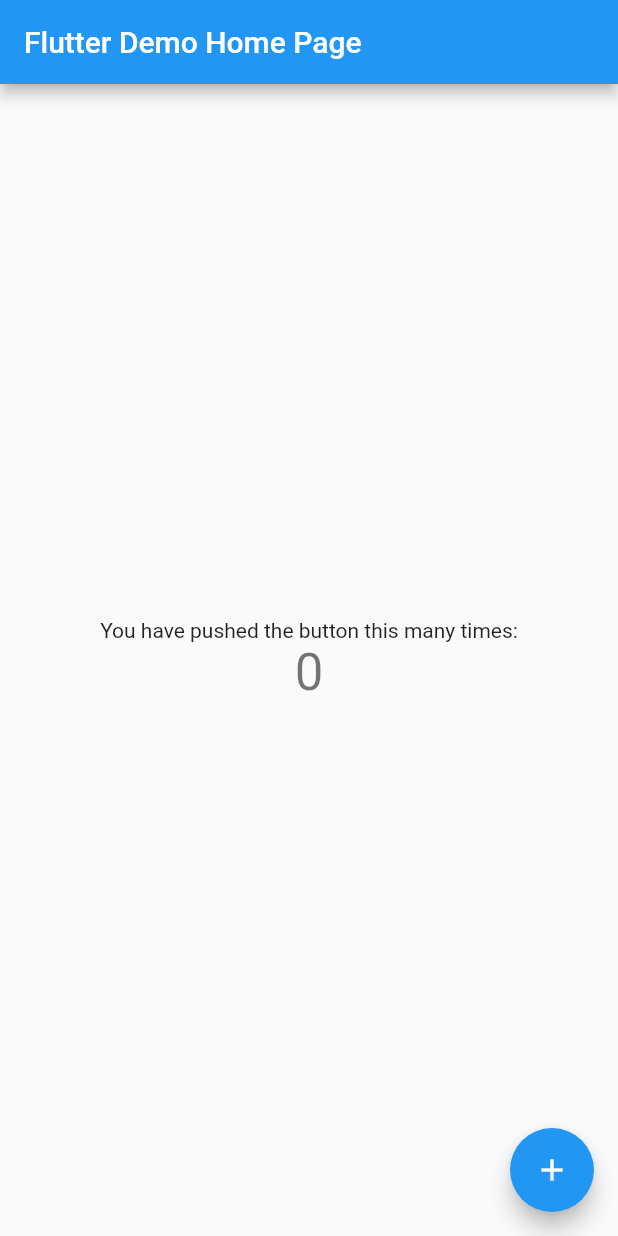
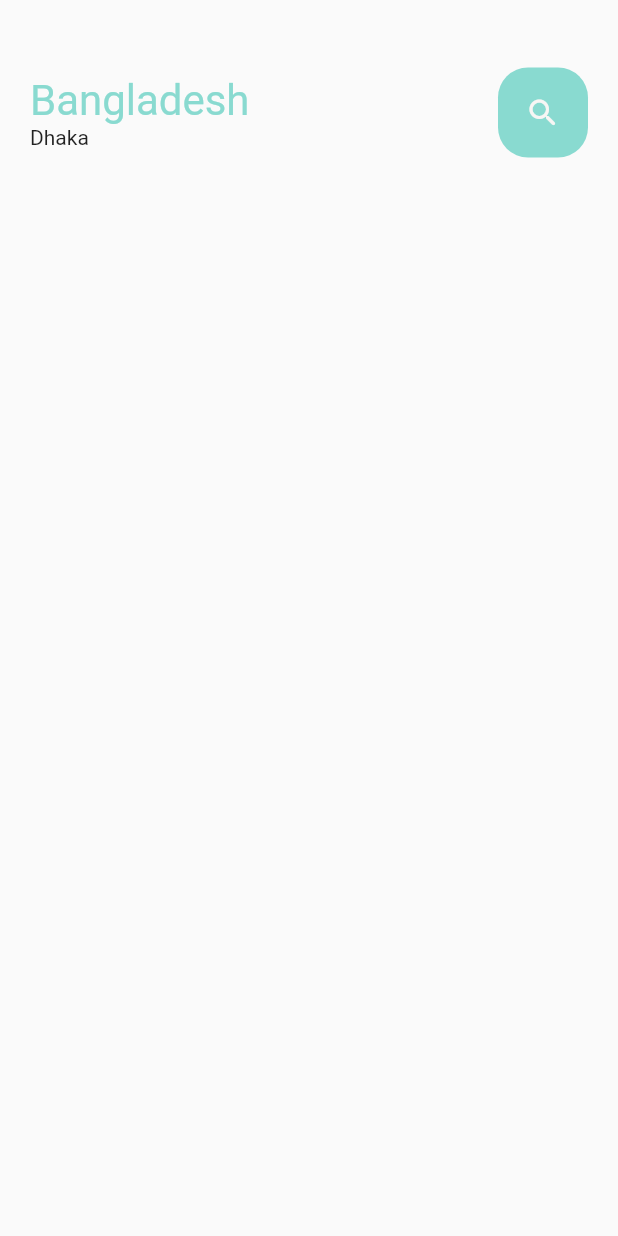
Before and after one commit to its-asaduzzaman/vogg, a Flutter app: the screen it shows after launch, on a phone screen of 412 x 824 dp. Run offline on Flutter 3.47's test engine with Material 2 defaults, Android fonts, the phone set to English and light mode, and no system bars.

```diff
--- a/lib/home/main_food_page.dart
+++ b/lib/home/main_food_page.dart
@@ -0,0 +1,56 @@
+import 'package:flutter/cupertino.dart';
+import 'package:flutter/material.dart';
+import 'package:vogg/utils/colors.dart';
+
+class MainFoodPage extends StatefulWidget {
+  const MainFoodPage({Key? key}) : super(key: key);
+
+  @override
+  State<MainFoodPage> createState() => _MainFoodPageState();
+}
+
+class _MainFoodPageState extends State<MainFoodPage> {
+  @override
+  Widget build(BuildContext context) {
+    return Scaffold(
+      body: Column(
+        children: [
+          Container(
+            child: Container(
+              margin: EdgeInsets.only(top: 45, bottom: 15),
+              padding: EdgeInsets.only(left: 20, right: 20),
+              child: Row(
+                mainAxisAlignment: MainAxisAlignment.spaceBetween,
+                children: [
+                  Column(
+                    crossAxisAlignment: CrossAxisAlignment.start,
+                    children: [
+                      Text(
+                        "Bangladesh",
+                        style:
+                            TextStyle(color: AppColors.mainColor, fontSize: 28),
+                      ),
+                      Text('Dhaka'),
+                    ],
+                  ),
+                  Container(
+                    height: 60,
+                    width: 60,
+                    decoration: BoxDecoration(
+                      color: AppColors.mainColor,
+                      borderRadius: BorderRadius.circular(20),
+                    ),
+                    child: Icon(
+                      Icons.search_rounded,
+                      color: AppColors.buttonBackgroundColor,
+                    ),
+                  )
+                ],
+              ),
+            ),
+          ),
+        ],
+      ),
+    );
+  }
+}
--- a/lib/main.dart
+++ b/lib/main.dart
@@ -1,4 +1,5 @@
 import 'package:flutter/material.dart';
+import 'package:vogg/home/main_food_page.dart';
 
 void main() {
   runApp(const MyApp());
@@ -12,6 +13,7 @@
   Widget build(BuildContext context) {
     return MaterialApp(
       title: 'Flutter Demo',
+      debugShowCheckedModeBanner: false,
       theme: ThemeData(
         // This is the theme of your application.
         //
@@ -24,92 +26,7 @@
         // is not restarted.
         primarySwatch: Colors.blue,
       ),
-      home: const MyHomePage(title: 'Flutter Demo Home Page'),
+      home: const MainFoodPage(),
     );
   }
 }
-
-class MyHomePage extends StatefulWidget {
-  const MyHomePage({Key? key, required this.title}) : super(key: key);
-
-  // This widget is the home page of your application. It is stateful, meaning
-  // that it has a State object (defined below) that contains fields that affect
-  // how it looks.
-
-  // This class is the configuration for the state. It holds the values (in this
-  // case the title) provided by the parent (in this case the App widget) and
-  // used by the build method of the State. Fields in a Widget subclass are
-  // always marked "final".
-
-  final String title;
-
-  @override
-  State<MyHomePage> createState() => _MyHomePageState();
-}
-
-class _MyHomePageState extends State<MyHomePage> {
-  int _counter = 0;
-
-  void _incrementCounter() {
-    setState(() {
-      // This call to setState tells the Flutter framework that something has
-      // changed in this State, which causes it to rerun the build method below
-      // so that the display can reflect the updated values. If we changed
-      // _counter without calling setState(), then the build method would not be
-      // called again, and so nothing would appear to happen.
-      _counter++;
-    });
-  }
-
-  @override
-  Widget build(BuildContext context) {
-    // This method is rerun every time setState is called, for instance as done
-    // by the _incrementCounter method above.
-    //
-    // The Flutter framework has been optimized to make rerunning build methods
-    // fast, so that you can just rebuild anything that needs updating rather
-    // than having to individually change instances of widgets.
-    return Scaffold(
-      appBar: AppBar(
-        // Here we take the value from the MyHomePage object that was created by
-        // the App.build method, and use it to set our appbar title.
-        title: Text(widget.title),
-      ),
-      body: Center(
-        // Center is a layout widget. It takes a single child and positions it
-        // in the middle of the parent.
-        child: Column(
-          // Column is also a layout widget. It takes a list of children and
-          // arranges them vertically. By default, it sizes itself to fit its
-          // children horizontally, and tries to be as tall as its parent.
-          //
-          // Invoke "debug painting" (press "p" in the console, choose the
-          // "Toggle Debug Paint" action from the Flutter Inspector in Android
-          // Studio, or the "Toggle Debug Paint" command in Visual Studio Code)
-          // to see the wireframe for each widget.
-          //
-          // Column has various properties to control how it sizes itself and
-          // how it positions its children. Here we use mainAxisAlignment to
-          // center the children vertically; the main axis here is the vertical
-          // axis because Columns are vertical (the cross axis would be
-          // horizontal).
-          mainAxisAlignment: MainAxisAlignment.center,
-          children: <Widget>[
-            const Text(
-              'You have pushed the button this many times:',
-            ),
-            Text(
-              '$_counter',
-              style: Theme.of(context).textTheme.headline4,
-            ),
-          ],
-        ),
-      ),
-      floatingActionButton: FloatingActionButton(
-        onPressed: _incrementCounter,
-        tooltip: 'Increment',
-        child: const Icon(Icons.add),
-      ), // This trailing comma makes auto-formatting nicer for build methods.
-    );
-  }
-}
```
Also changed, not shown: lib/widgets/big_text.dart (+30 -0 lines), pubspec.yaml (+15 -3 lines).
